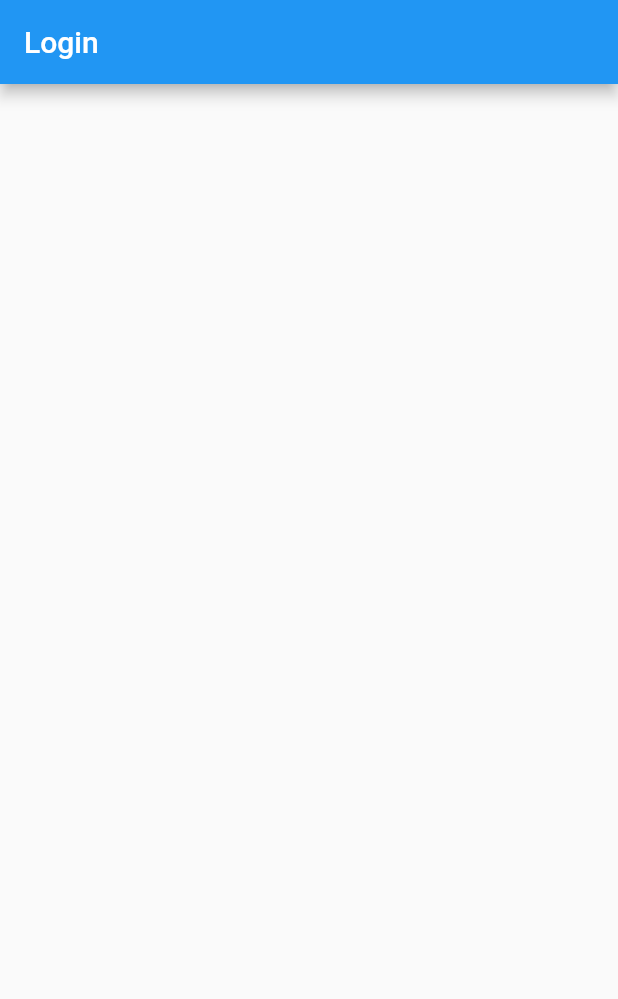
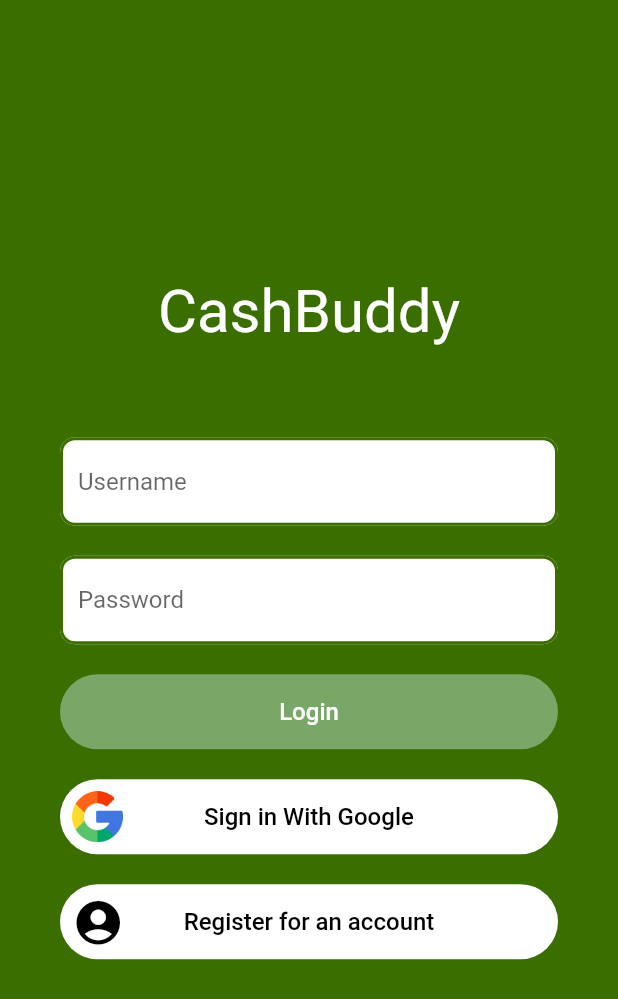
Before and after one commit to SimonZhao7/Cashbuddy-Mobile, a Flutter app: the screen it shows after launch, on a phone screen of 412 x 824 dp. Shown: the top 999 px of the screen. Run offline on Flutter 3.47's test engine with Material 2 defaults, Android fonts, the phone set to English and light mode, and no system bars; our stand-ins replace firebase_auth, gap; accounts and stored records are empty.

Commit message:
Login Main UI

```diff
--- /dev/null
+++ b/lib/constants/colors.dart
@@ -0,0 +1,4 @@
+const darkGreen = 0xff3A6F00;
+const lightGreen = 0xff79A768;
+const white = 0xffffffff;
+const black = 0xff000000;
--- /dev/null
+++ b/lib/constants/routes.dart
@@ -0,0 +1 @@
+const loginRoute = '/login';
--- a/lib/main.dart
+++ b/lib/main.dart
@@ -1,24 +1,22 @@
 import 'package:flutter/material.dart';
 // Views
 import './views/login.dart';
+// Constants
+import './constants/colors.dart';
+import './constants/routes.dart';
 
 void main() {
   runApp(MaterialApp(
-      title: 'Flutter Demo',
-      debugShowCheckedModeBanner: false,
-      theme: ThemeData(
-        // This is the theme of your application.
-        //
-        // Try running your application with "flutter run". You'll see the
-        // application has a blue toolbar. Then, without quitting the app, try
-        // changing the primarySwatch below to Colors.green and then invoke
-        // "hot reload" (press "r" in the console where you ran "flutter run",
-        // or simply save your changes to "hot reload" in a Flutter IDE).
-        // Notice that the counter didn't reset back to zero; the application
-        // is not restarted.
-        primarySwatch: Colors.blue,
+    title: 'Flutter Demo',
+    debugShowCheckedModeBanner: false,
+    theme: ThemeData(
+      appBarTheme: const AppBarTheme(
+        backgroundColor: Color(darkGreen),
       ),
-      home: const Login(),
-      routes: {},
-    ));
+    ),
+    initialRoute: loginRoute,
+    routes: {
+      loginRoute: (context) => const Login(),
+    },
+  ));
 }
--- a/lib/views/login.dart
+++ b/lib/views/login.dart
@@ -1,6 +1,9 @@
+import 'package:cashbuddy_mobile/constants/colors.dart';
+import 'package:cashbuddy_mobile/widgets/button.dart';
 import 'package:flutter/material.dart';
-import 'package:flutter/src/widgets/container.dart';
-import 'package:flutter/src/widgets/framework.dart';
+import 'package:gap/gap.dart';
+// Widgets
+import '../widgets/input.dart';
 
 class Login extends StatefulWidget {
   const Login({super.key});
@@ -10,13 +13,75 @@ class Login extends StatefulWidget {
 }
 
 class _LoginState extends State<Login> {
+  late TextEditingController _username;
+  late TextEditingController _password;
+
+  @override
+  void initState() {
+    _username = TextEditingController();
+    _password = TextEditingController();
+    super.initState();
+  }
+
+  @override
+  void dispose() {
+    _username.dispose();
+    _password.dispose();
+    super.dispose();
+  }
+
   @override
   Widget build(BuildContext context) {
     return Scaffold(
-      appBar: AppBar(
-        title: const Text('Login'),
+      backgroundColor: const Color(darkGreen),
+      body: Container(
+        padding: const EdgeInsets.all(40),
+        child: Column(
+          mainAxisAlignment: MainAxisAlignment.center,
+          children: [
+            const Text(
+              'CashBuddy',
+              style: TextStyle(
+                fontSize: 40,
+                color: Colors.white,
+              ),
+            ),
+            const Gap(60),
+            Input(
+              controller: _username,
+              label: 'Username',
+            ),
+            const Gap(20),
+            Input(
+              controller: _password,
+              password: true,
+              label: 'Password',
+            ),
+            const Gap(20),
+            Button(
+              onPressed: () {},
+              backgroundColor: lightGreen,
+              textColor: white,
+              label: 'Login',
+            ),
+            const Gap(20),
+            Button(
+              onPressed: () {},
+              icon: Image.asset('assets/images/google_icon.png'),
+              label: 'Sign in With Google',
+            ),
+            const Gap(20),
+            Button(
+              onPressed: () {},
+              label: 'Register for an account',
+              icon: const Icon(
+                Icons.account_circle,
+                size: 35,
+              ),
+            )
+          ],
+        ),
       ),
-      body: Container(),
     );
   }
 }
--- /dev/null
+++ b/lib/widgets/button.dart
@@ -0,0 +1,73 @@
+import 'package:cashbuddy_mobile/constants/colors.dart';
+import 'package:flutter/material.dart';
+
+typedef Pressed = void Function();
+
+class Button extends StatelessWidget {
+  final double borderRadius;
+  final double height;
+  final int backgroundColor;
+  final int textColor;
+  final Pressed onPressed;
+  final Widget? icon;
+  final String label;
+
+  const Button({
+    super.key,
+    required this.onPressed,
+    this.backgroundColor = white,
+    this.textColor = black,
+    this.height = 50,
+    this.borderRadius = 9999,
+    this.icon,
+    this.label = '',
+  });
+
+  @override
+  Widget build(BuildContext context) {
+    return SizedBox(
+      width: double.infinity,
+      height: height,
+      child: TextButton(
+        onPressed: onPressed,
+        style: IconButton.styleFrom(
+          backgroundColor: Color(backgroundColor),
+          foregroundColor: Color(textColor),
+          shape: RoundedRectangleBorder(
+            borderRadius: BorderRadius.all(
+              Radius.circular(borderRadius),
+            ),
+          ),
+        ),
+        child: Stack(
+          children: renderIcon(),
+        ),
+      ),
+    );
+  }
+
+  List<Widget> renderIcon() {
+    List<Widget> widgets = [];
+    final iconWidget = icon;
+
+    if (iconWidget != null) {
+      widgets.add(
+        Align(
+          alignment: Alignment.centerLeft,
+          child: iconWidget,
+        ),
+      );
+    }
+
+    widgets.add(
+      Align(
+        alignment: Alignment.center,
+        child: Text(
+          label,
+          style: const TextStyle(fontSize: 16),
+        ),
+      ),
+    );
+    return widgets;
+  }
+}
--- /dev/null
+++ b/lib/widgets/input.dart
@@ -0,0 +1,50 @@
+import 'package:cashbuddy_mobile/constants/colors.dart';
+import 'package:flutter/material.dart';
+
+class Input extends StatelessWidget {
+  final TextEditingController controller;
+  final int borderColor;
+  final int backgroundColor;
+  final int cursorColor;
+  final String label;
+  final double borderRadius;
+  final double borderWidth;
+  final bool password;
+
+  const Input({
+    super.key,
+    this.borderColor = darkGreen,
+    this.backgroundColor = 0xffffffff,
+    this.cursorColor = darkGreen,
+    required this.controller,
+    this.label = '',
+    this.borderRadius = 10,
+    this.borderWidth = 2,
+    this.password = false,
+  });
+
+  @override
+  Widget build(BuildContext context) {
+    return TextField(
+      cursorColor: Color(cursorColor),
+      decoration: InputDecoration(
+        hintText: label,
+        filled: true,
+        fillColor: Color(backgroundColor),
+        enabledBorder: OutlineInputBorder(
+          borderSide: BorderSide(color: Color(borderColor), width: borderWidth),
+          borderRadius: BorderRadius.all(
+            Radius.circular(borderRadius),
+          ),
+        ),
+        focusedBorder: OutlineInputBorder(
+          borderSide: BorderSide(color: Color(borderColor), width: 2),
+          borderRadius: BorderRadius.all(
+            Radius.circular(borderRadius),
+          ),
+        ),
+      ),
+      obscureText: password,
+    );
+  }
+}
--- a/pubspec.yaml
+++ b/pubspec.yaml
@@ -93,3 +93,5 @@ flutter:
   #
   # For details regarding fonts from package dependencies,
   # see https://flutter.dev/custom-fonts/#from-packages
+  assets:
+    - assets/images/
```
Also changed, not shown: assets/images/google_icon.png (added), 3 other files.
